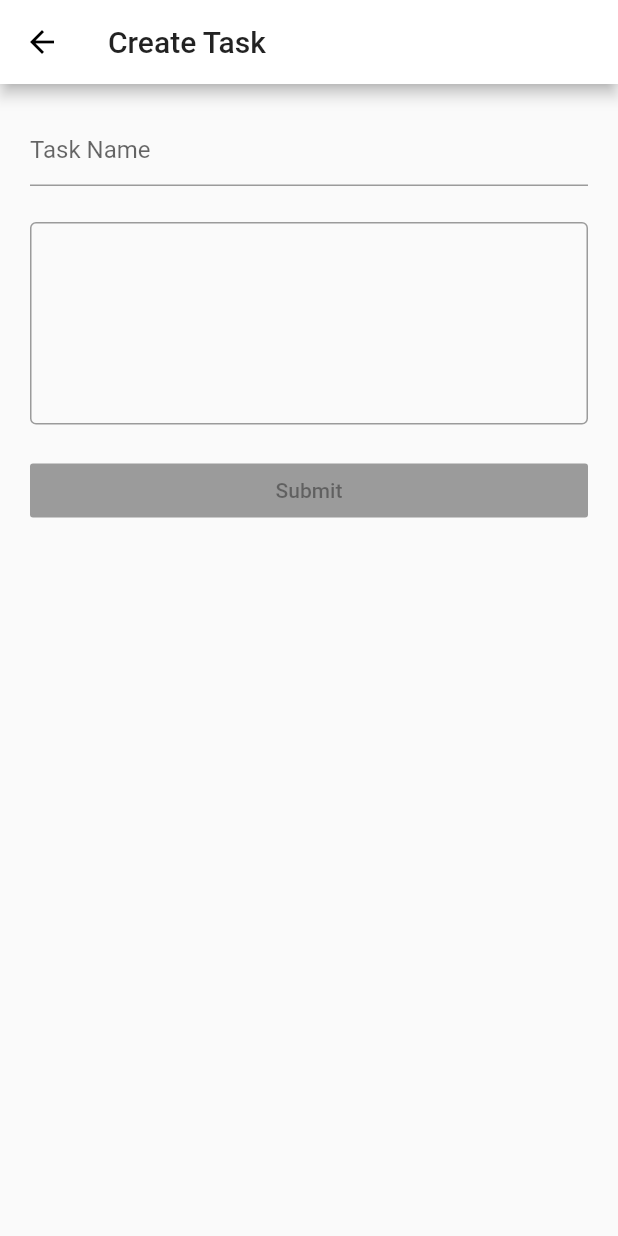
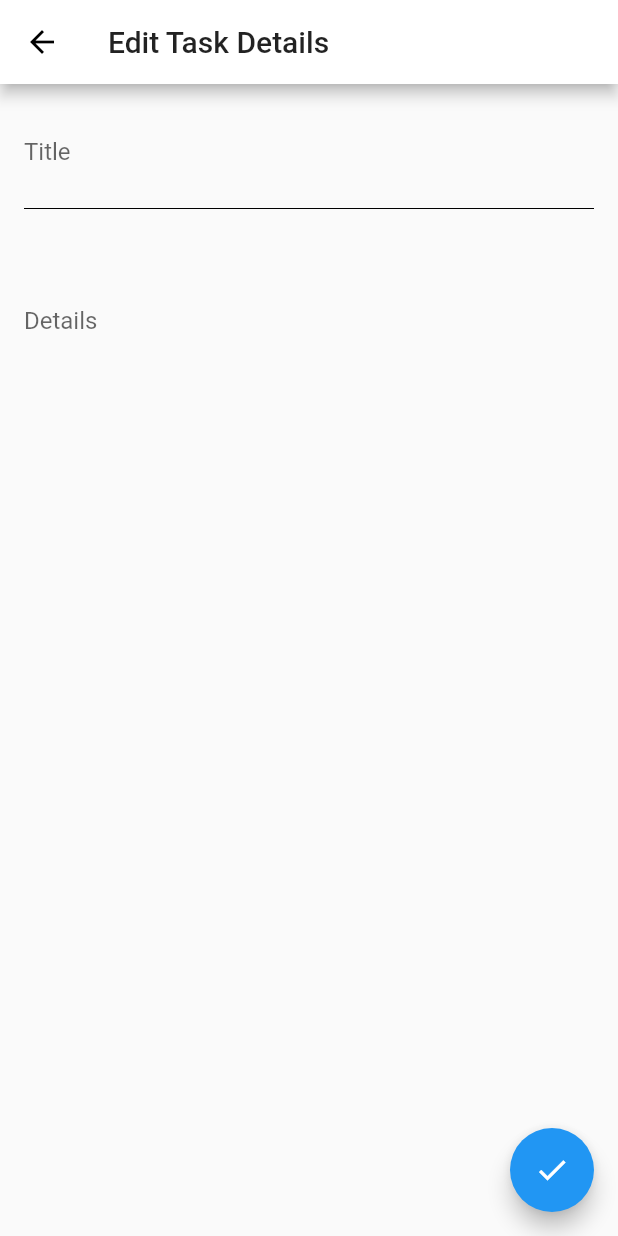
Before and after one commit to lenuswalker/my_task, a Flutter app: the screen it shows after launch, after a tap on the "add" icon, on a phone screen of 412 x 824 dp. Run offline on Flutter 3.47's test engine with Material 2 defaults, Android fonts, the phone set to English and light mode, and no system bars; our stand-ins replace sqflite; accounts and stored records are empty.

Commit message:
Working Prototype for tasks

```diff
--- /dev/null
+++ b/lib/code/db_manager.dart
@@ -0,0 +1,83 @@
+import 'dart:async';
+import 'dart:io';
+
+import 'package:meta/meta.dart';
+import 'package:path/path.dart';
+import 'package:sqflite/sqflite.dart';
+import 'package:path_provider/path_provider.dart';
+
+final String TABLE_NAME = "tasks";
+final String ID = "_id";
+final String TITLE = "title";
+final String DETAIL = "detail";
+
+class DbManager {
+
+  Database _database;
+
+  Future openDb() async {
+    if (_database == null) {
+      Directory directory = await getApplicationDocumentsDirectory();
+      _database = await openDatabase(
+          join(directory.path, "notes.db"),
+          version: 1,
+          onCreate: (Database db, int version) async {
+            await db.execute('''create table $TABLE_NAME (
+         $ID integer primary key autoincrement,
+         $TITLE text not null,
+         $DETAIL text not null)''');
+          });
+    }
+  }
+
+  Future<int> insertTask(Task task) async {
+    return await _database.insert(TABLE_NAME, task.toMap());
+  }
+
+  Future<List<Task>> getTasks() async {
+    await openDb();
+    List<Map> entities = await _database.rawQuery("select * from $TABLE_NAME");
+    return entities
+        .map((map) => new Task.fromMap(map))
+        .toList();
+  }
+
+  Future deleteTask(int id) async {
+    await openDb();
+    await _database.delete(TABLE_NAME, where: "$ID = ?", whereArgs: [id]);
+  }
+
+  Future updateTask(Task task) async {
+    await openDb();
+    await _database.update(TABLE_NAME, task.toMap(), where: "$ID = ?", whereArgs: [task.id]);
+  }
+
+  closeDb() {
+    _database.close();
+  }
+}
+
+class Task {
+
+  int id;
+  String title;
+  String detail;
+
+  Task({@required this.title, @required this.detail, this.id});
+
+  Map<String, String> toMap() {
+    Map<String, String> map = {TITLE: title, DETAIL: detail};
+    return map;
+  }
+
+  Task.fromMap(Map map){
+    id = map[ID];
+    title = map[TITLE];
+    detail = map[DETAIL];
+  }
+
+  @override
+  bool operator ==(other) {
+    return other is Task && other.title == title && other.detail == detail && other.id == id;
+  }
+}
--- a/lib/code/task.dart
+++ b/lib/code/task.dart
@@ -1,9 +1,9 @@
 class Task {
-  final String subject;
-  final String description;
+  final String title;
+  final String details;
 
   Task({
-    this.subject,
-    this.description
+    this.title,
+    this.details,
   });
 }
--- a/lib/main.dart
+++ b/lib/main.dart
@@ -1,5 +1,5 @@
 import 'package:flutter/material.dart';
-import 'package:my_task/screens/home.dart';
+import 'package:my_task/screens/task_list.dart';
 
 void main() => runApp(new MyApp());
 
@@ -21,7 +21,10 @@ class MyApp extends StatelessWidget {
         //primarySwatch: Colors.blue,
         primaryColor: Colors.white,
       ),
-      home: new Home(),
+      home: new TaskList(),
+      routes: <String, WidgetBuilder> {
+
+      },
     );
   }
 }
--- a/lib/screens/home.dart
+++ b/lib/screens/home.dart
@@ -1,8 +1,16 @@
 import 'package:flutter/material.dart';
-import 'package:my_task/code/task.dart';
-import 'package:my_task/screens/create_task.dart';
+import 'package:my_task/screens/task_details.dart';
 
-class Home extends StatelessWidget {
+/*class MyHomePage extends StatefulWidget {
+  MyHomePage({Key key, this.title}) : super(key: key);
+
+  final String title;
+
+  @override
+  _MyHomePageState createState() => _MyHomePageState();
+}
+
+class _MyHomePageState extends State<MyHomePage> {
   @override
   Widget build(BuildContext context) {
     // TODO: implement build
@@ -21,7 +29,7 @@ class Home extends StatelessWidget {
         onPressed: () {
           Navigator.push(
             context,
-            new MaterialPageRoute(builder: (context) => new CreateTask()),
+            new MaterialPageRoute(builder: (context) => new TaskDetailWidget()),
           );
         },
         tooltip: 'New Task',
@@ -29,4 +37,4 @@ class Home extends StatelessWidget {
       ),
     );
   }
-}
+}*/
--- /dev/null
+++ b/lib/screens/task_details.dart
@@ -0,0 +1,83 @@
+import 'package:flutter/material.dart';
+import 'package:my_task/code/db_manager.dart';
+
+class TaskDetailWidget extends StatefulWidget {
+  final DbManager _manager;
+  final Task task;
+
+  TaskDetailWidget(this._manager, {this.task});
+
+  @override
+  _TaskDetailWidgetState createState() => new _TaskDetailWidgetState(_manager, task);
+}
+
+class _TaskDetailWidgetState extends State<TaskDetailWidget> {
+  final GlobalKey<FormState> _formKey = new GlobalKey<FormState>();
+  String _title;
+  String _detail;
+  final DbManager _manager;
+  final Task task;
+
+  _TaskDetailWidgetState(this._manager, this.task);
+
+  _submit() {
+    if (_formKey.currentState.validate()) {
+      _formKey.currentState.save();
+      task == null ? _manager.insertTask(new Task(title: _title, detail: _detail))
+        .then((id) => Navigator.pop(context))
+        : _manager.updateTask(new Task(title: _title, detail: _detail, id: task.id))
+        .then((id) => Navigator.pop(context));
+    }
+  }
+
+  @override
+  Widget build(BuildContext context) {
+    // TODO: implement build
+    return new Scaffold(
+      appBar: new AppBar(
+        title: new Text('Edit Task Details'),
+      ),
+      body: new Form(
+        key: _formKey,
+        child: new Container(
+          margin: new EdgeInsets.all(16.0),
+          child: new Column(
+            mainAxisAlignment: MainAxisAlignment.start,
+            children: <Widget>[
+              new Container(
+                child: new TextFormField(
+                  decoration: new InputDecoration(
+                    labelText: 'Title',
+                    border: InputBorder.none,
+                  ),
+                  validator: (val) => val.isNotEmpty ? null : "Title must not be empty",
+                  onSaved: (val) => _title = val,
+                  initialValue: task?.title,
+                ),
+              ),
+              new Container(
+                child: new Divider(
+                  color: Colors.black,
+                ),
+              ),
+              new TextFormField(
+                decoration: new InputDecoration(
+                  labelText: 'Details',
+                  border: InputBorder.none
+                ),
+                keyboardType: TextInputType.multiline,
+                maxLines: 5,
+                onSaved: (val) => _detail = val,
+                initialValue: task?.detail,
+              )
+            ],
+          ),
+        ),
+      ),
+      floatingActionButton: new FloatingActionButton(
+        onPressed: () => _submit(),
+        child: new Icon(Icons.check),
+      ),
+    );
+  }
+}
--- /dev/null
+++ b/lib/screens/task_list.dart
@@ -0,0 +1,79 @@
+import 'package:flutter/material.dart';
+import 'package:my_task/screens/task_details.dart';
+import 'package:my_task/code/db_manager.dart';
+
+class TaskList extends StatefulWidget {
+  @override
+  _TaskListState createState() => new _TaskListState();
+}
+
+class _TaskListState extends State<TaskList> {
+  final DbManager manager = new DbManager();
+  List<Task> tasks;
+
+  @override
+  void dispose() {
+    super.dispose();
+    manager.closeDb();
+  }
+
+  @override
+  Widget build(BuildContext context) {
+    // TODO: implement build
+    return new FutureBuilder<List<Task>>(
+      future: manager.getTasks(),
+      builder: (context, snapshot) {
+        return new Scaffold(
+          appBar: new AppBar(
+            title: Text('My Tasks'),
+          ),
+          body: buildTasksList(snapshot),
+          floatingActionButton: new FloatingActionButton(
+            onPressed: () => Navigator.of(context).push(
+                new MaterialPageRoute(builder: (_) => new TaskDetailWidget(manager))
+            ),
+            child: new Icon(Icons.add),
+          ),
+        );
+      },
+    );
+  }
+
+  Widget buildTasksList(AsyncSnapshot<List<Task>> snapshot) {
+    switch (snapshot.connectionState) {
+      case ConnectionState.none:
+      case ConnectionState.waiting:
+        return new CircularProgressIndicator();
+      default:
+        if (snapshot.hasError) {
+          return new Text('Unexpected error occured: ${snapshot.error}');
+        }
+        tasks = snapshot.data;
+        return new ListView.builder(
+          itemBuilder: (BuildContext context, int index) => _createItem(index),
+          itemCount: tasks.length,
+        );
+    }
+  }
+
+  Widget _createItem(int index) {
+    return new Dismissible(
+      key: new UniqueKey(),
+      onDismissed: (direction) {
+        manager.deleteTask(tasks[index].id)
+            .then((dynamic) => print('Deleted!'));
+      },
+      child: new ListTile(
+        title: new Text(tasks[index].title),
+        subtitle: new Text(tasks[index].detail.length > 50
+            ? tasks[index].detail.substring(0,50)
+            : tasks[index].detail
+        ),
+        onTap: () {
+          Navigator.of(context)
+              .push(new MaterialPageRoute(builder: (_) => TaskDetailWidget(manager, task: tasks[index],)));
+        },
+      )
+    );
+  }
+}
--- a/pubspec.yaml
+++ b/pubspec.yaml
@@ -8,6 +8,8 @@ dependencies:
   # The following adds the Cupertino Icons font to your application.
   # Use with the CupertinoIcons class for iOS style icons.
   cupertino_icons: ^0.1.0
+  sqflite: ^0.8.7
+  path_provider: ^0.4.0
 
 dev_dependencies:
   flutter_test:
```
Also changed, not shown: lib/screens/create_task.dart (+39 -1 lines), pubspec.lock.
